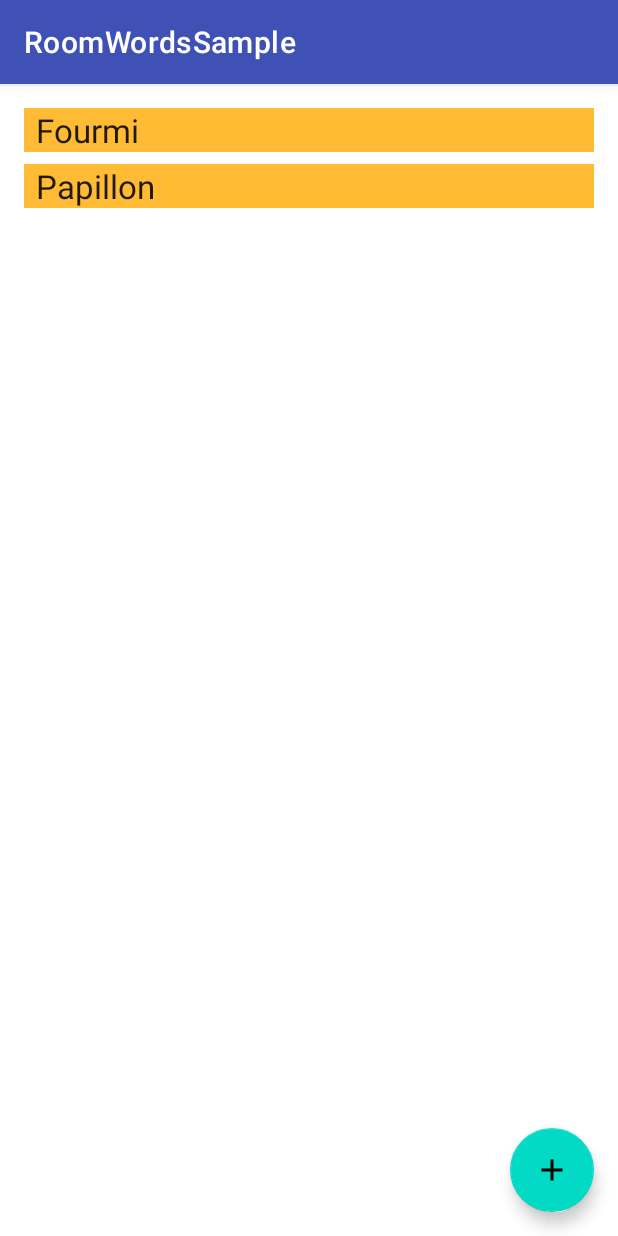
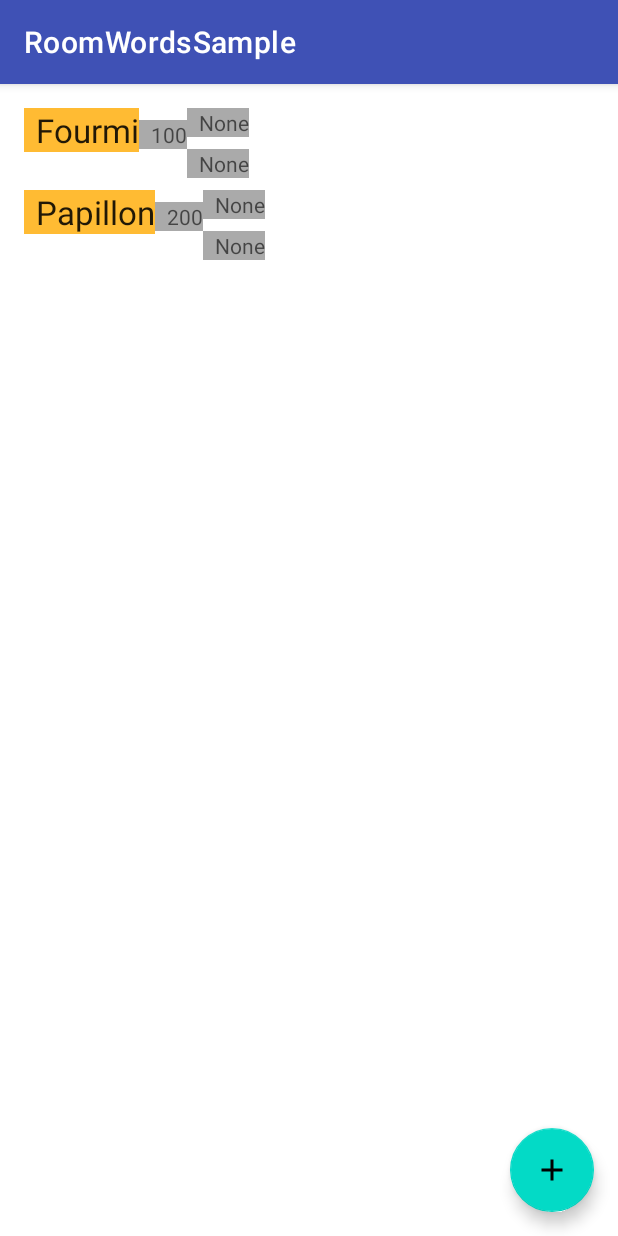
Before and after one commit to unegregre/bebetopedie, an Android app: the screen it shows after launch (MainActivity), on a phone screen of 412 x 824 dp. Run offline under Robolectric (Android 15) with nearby library versions, the phone set to English and light mode, and no system bars; our stand-ins replace Room's generated code.

Commit message:
adding other attributes to recycler view

```diff
--- a/app/src/main/java/com/gregre/bbtopdie/BugListAdapter.java
+++ b/app/src/main/java/com/gregre/bbtopdie/BugListAdapter.java
@@ -14,10 +14,16 @@ public class BugListAdapter extends RecyclerView.Adapter<BugListAdapter.BugViewH
 
     class BugViewHolder extends RecyclerView.ViewHolder {
         private final TextView bugItemView;
+        private final TextView bugPriceView;
+        private final TextView bugTimeView;
+        private final TextView bugPeriodView;
 
         private BugViewHolder(View itemView) {
             super(itemView);
             bugItemView = itemView.findViewById(R.id.textView);
+            bugPriceView = itemView.findViewById(R.id.priceView);
+            bugTimeView = itemView.findViewById(R.id.timeView);
+            bugPeriodView = itemView.findViewById(R.id.periodView);
         }
     }
 
@@ -39,9 +45,15 @@ public class BugListAdapter extends RecyclerView.Adapter<BugListAdapter.BugViewH
         if (mBugs != null) {
             Bug current = mBugs.get(position);
             holder.bugItemView.setText(current.getName());
+            holder.bugPriceView.setText(current.getPrice());
+            holder.bugTimeView.setText("None");
+            holder.bugPeriodView.setText("None");
         } else {
             // Covers the case of data not being ready yet.
             holder.bugItemView.setText("No Bug");
+            holder.bugPriceView.setText("0");
+            holder.bugTimeView.setText("None");
+            holder.bugPeriodView.setText("None");
         }
     }
 
--- a/app/src/main/res/layout/recyclerview_item.xml
+++ b/app/src/main/res/layout/recyclerview_item.xml
@@ -1,13 +1,40 @@
 <?xml version="1.0" encoding="utf-8"?>
 <LinearLayout xmlns:android="http://schemas.android.com/apk/res/android"
-    android:orientation="vertical"
+    android:orientation="horizontal"
     android:layout_width="match_parent"
     android:layout_height="wrap_content">
+
+
 
     <TextView
         android:id="@+id/textView"
         style="@style/bug_title"
-        android:layout_width="match_parent"
+        android:layout_width="wrap_content"
         android:layout_height="wrap_content"
         android:background="@android:color/holo_orange_light" />
+
+    <TextView
+        android:id="@+id/priceView"
+        style="@style/bug_attribute"
+        android:layout_width="wrap_content"
+        android:layout_height="wrap_content" />
+
+    <LinearLayout
+        android:layout_width="wrap_content"
+        android:layout_height="wrap_content"
+        android:orientation="vertical">
+
+        <TextView
+            android:id="@+id/periodView"
+            style="@style/bug_attribute"
+            android:layout_width="wrap_content"
+            android:layout_height="wrap_content" />
+
+        <TextView
+            android:id="@+id/timeView"
+            style="@style/bug_attribute"
+            android:layout_width="wrap_content"
+            android:layout_height="wrap_content" />
+    </LinearLayout>
+
 </LinearLayout>
--- a/app/src/main/res/values/styles.xml
+++ b/app/src/main/res/values/styles.xml
@@ -17,4 +17,12 @@
         <item name="android:background">@android:color/holo_orange_light</item>
         <item name="android:textAppearance">@android:style/TextAppearance.Large</item>
     </style>
+
+    <style name="bug_attribute">
+        <item name="android:layout_width">match_parent</item>
+        <item name="android:layout_marginBottom">8dp</item>
+        <item name="android:paddingLeft">8dp</item>
+        <item name="android:background">@android:color/darker_gray</item>
+        <item name="android:textAppearance">@android:style/TextAppearance.Small</item>
+    </style>
 </resources>
```
